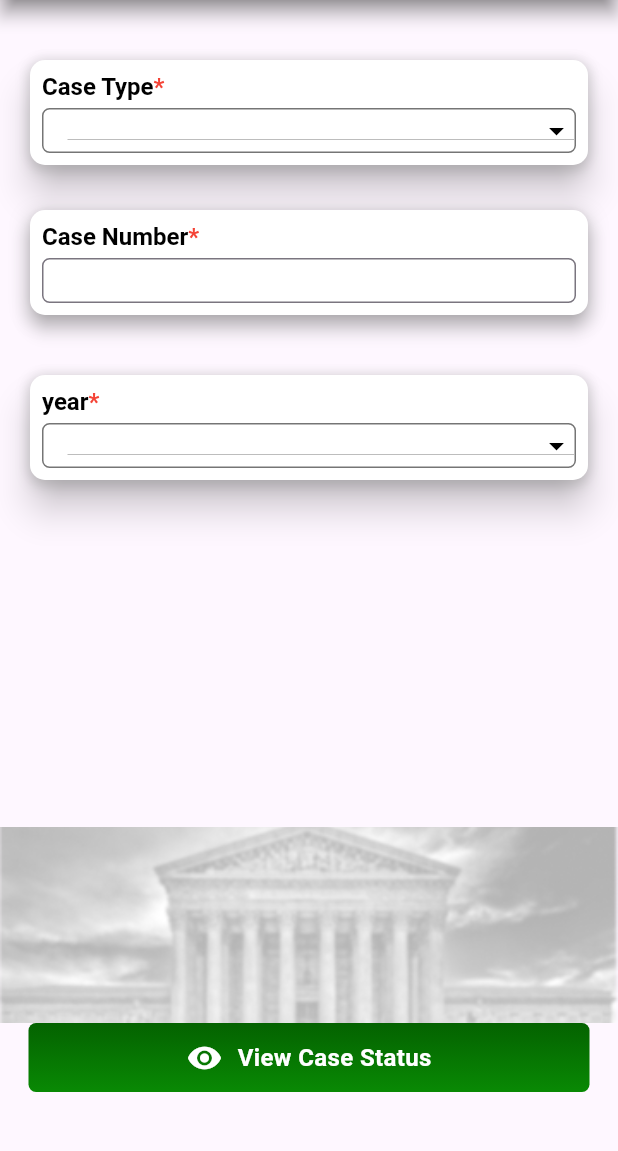
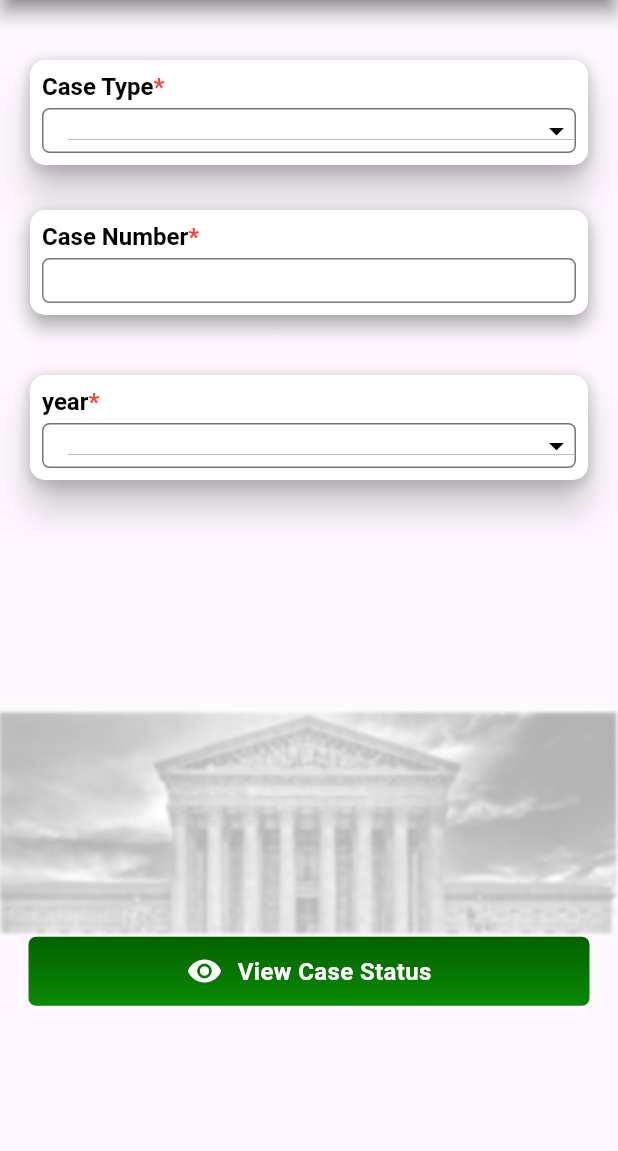
Before and after one commit to AVtheking/Justice_link, a Flutter app: the CaseStatus screen opened directly, on a phone screen of 412 x 824 dp, the part 84-1235 px from its top. Run offline on Flutter 3.47's test engine with Material 3 defaults, Android fonts, the phone set to English and light mode, and no system bars; our stand-ins replace file_picker, flutter_rating_bar, table_calendar.

```diff
--- a/lib/features/case_status/screens/case_status.dart
+++ b/lib/features/case_status/screens/case_status.dart
@@ -23,7 +23,12 @@ class _CaseStatusState extends State<CaseStatus> {
   Widget build(BuildContext context) {
     return Scaffold(
       appBar: appbarfun("Case Status"),
-      body: Column(
+      body: SingleChildScrollView(
+        child: Column(
+          mainAxisAlignment: MainAxisAlignment.spaceBetween,
+          children: [
+            Column(
+              mainAxisSize: MainAxisSize.min,
               children: [
                 Card(
                   elevation: 10,
@@ -122,7 +127,7 @@ class _CaseStatusState extends State<CaseStatus> {
                           ),
                           Expanded(
                             child: TextField(
-                        cursorHeight: 20,
+                              // cursorHeight: 20,
                               keyboardType: TextInputType.number,
                               decoration: InputDecoration(
                                 // hintText: "Enter Case Number",
@@ -200,10 +205,16 @@ class _CaseStatusState extends State<CaseStatus> {
                     ),
                   ),
                 ),
-          const Spacer(),
+              ],
+            ),
+            const SizedBox(
+              height: 150,
+            ),
+            Column(
+              children: [
                 SizedBox(
                   // margin: const EdgeInsets.only(bottom: 50),
-            height: 131,
+                  // height: 131,
                   width: double.infinity,
                   child: Image.asset(
                     "assets/images/par.png",
@@ -251,6 +262,9 @@ class _CaseStatusState extends State<CaseStatus> {
                   height: 40,
                 )
               ],
+            )
+          ],
+        ),
       ),
     );
   }
--- a/lib/main.dart
+++ b/lib/main.dart
@@ -1,5 +1,5 @@
 import 'package:flutter/material.dart';
-import 'package:justice_link/features/auth/screens/sign_up.dart';
+import 'package:justice_link/features/home_screen/screen/home_screen.dart';
 
 void main() {
   runApp(const MyApp());
@@ -16,7 +16,7 @@ class MyApp extends StatelessWidget {
         colorScheme: ColorScheme.fromSeed(seedColor: Colors.deepPurple),
         useMaterial3: true,
       ),
-      home: const Register(),
+      home: const HomeScreen(),
     );
   }
 }
```
Also changed, not shown: lib/features/home_screen/screen/home_screen.dart (+30 -3 lines). Lines whose indentation alone changed are shown as unchanged.
